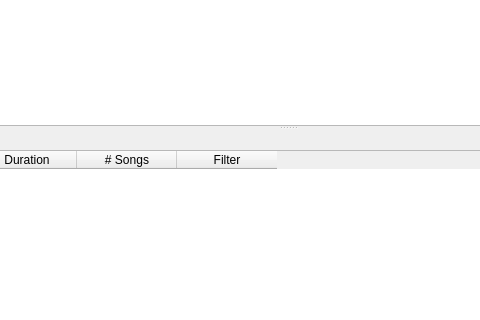
Qt form DlgTemplatesList.ui (madmaxoft/SkauTan) before a commit; both pictures show x 235 to 715 and y 183 to 503 of the 1045 by 621 pixel window.
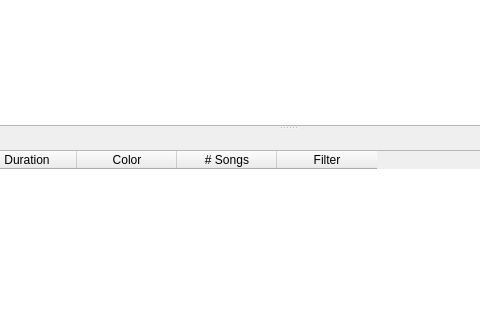
The same form after that commit.

Patch:
```diff
--- a/DlgTemplatesList.ui
+++ b/DlgTemplatesList.ui
@@ -219,6 +219,11 @@
              <string>Duration</string>
             </property>
            </column>
+           <column>
+            <property name="text">
+             <string>Color</string>
+            </property>
+           </column>
            <column>
             <property name="text">
              <string># Songs</string>
```
